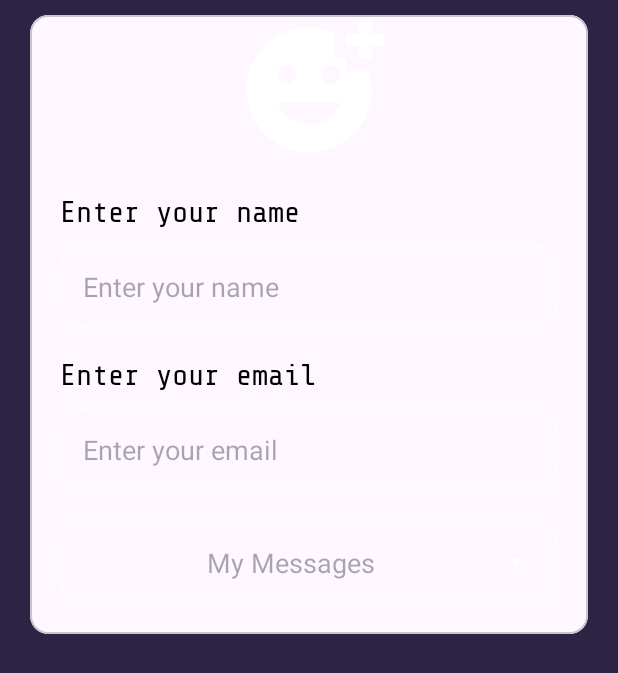
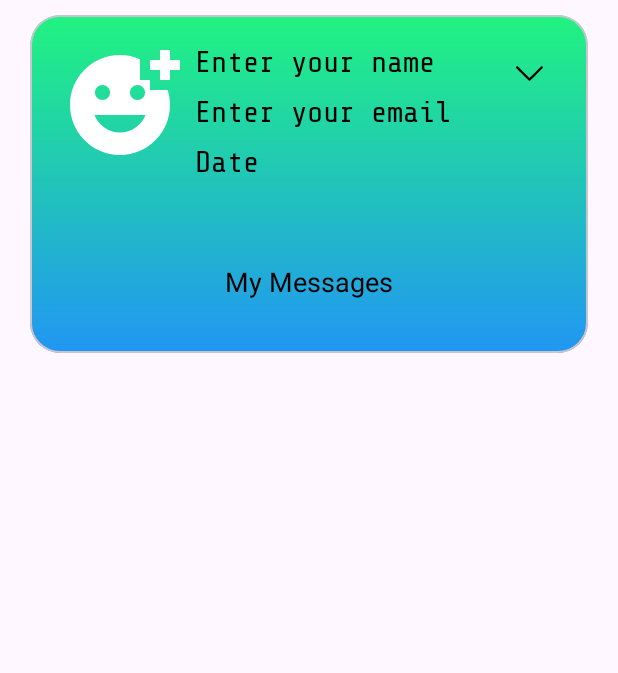
Before and after one commit to Sahilandroid07/Github-Commits, an Android app: the layout view_holder_github_commits.xml on its own in the app's theme, with its tools: preview values and no code run, on a phone screen of 412 x 824 dp. Shown: the top 673 px of the screen. Run offline under Robolectric (Android 15) with nearby library versions, the phone set to English and light mode, and no system bars.

Commit message:
update ui and layouts

```diff
--- a/app/src/main/java/com/example/githubcommits/presentation/activity/MainActivity.kt
+++ b/app/src/main/java/com/example/githubcommits/presentation/activity/MainActivity.kt
@@ -3,7 +3,9 @@ package com.example.githubcommits.presentation.activity
 import android.view.LayoutInflater
 import com.example.githubcommits.databinding.ActivityMainBinding
 import com.example.githubcommits.presentation.base.BaseActivity
+import dagger.hilt.android.AndroidEntryPoint
 
+@AndroidEntryPoint
 class MainActivity : BaseActivity<ActivityMainBinding>() {
 
     override fun getLayoutBinding(layoutInflater: LayoutInflater): ActivityMainBinding {
--- a/app/src/main/res/drawable/gradient_bg.xml
+++ b/app/src/main/res/drawable/gradient_bg.xml
@@ -2,8 +2,7 @@
 <shape xmlns:android="http://schemas.android.com/apk/res/android">
     <gradient
         android:angle="@android:integer/status_bar_notification_info_maxnum"
-        android:centerColor="@color/sky_blue"
-        android:endColor="@color/green"
-        android:startColor="@color/sky_green" />
+        android:endColor="@color/sky_blue"
+        android:startColor="@color/green" />
     <corners android:radius="20dp"/>
 </shape>
--- /dev/null
+++ b/app/src/main/res/drawable/ic_down_arrow.xml
@@ -0,0 +1,5 @@
+<vector android:height="18dp" android:viewportHeight="512"
+    android:viewportWidth="512" android:width="18dp" xmlns:android="http://schemas.android.com/apk/res/android">
+    <path android:fillColor="#000000"
+        android:pathData="M15.7,118.4c-8.9,2.4 -15.7,11.1 -15.7,20.1 0,9.2 -2.6,6.3 123.3,132.3 73.6,73.7 120.7,120.1 123.2,121.4 5.4,2.8 13.6,2.8 19,-0 2.5,-1.3 49.6,-47.7 123.2,-121.4 93.1,-93.1 119.7,-120.3 121.2,-123.8 2.6,-5.6 2.6,-11.3 0.2,-16.5 -4.6,-9.9 -13.8,-14.6 -24.6,-12.3 -5,1 -6.1,2.1 -117.3,113.1l-112.2,112.2 -112.3,-112.2 -112.2,-112.1 -5.3,-1.1c-2.9,-0.6 -5.4,-1.1 -5.5,-1 -0.1,-0 -2.3,0.6 -5,1.3z" android:strokeColor="#00000000"/>
+</vector>
--- a/app/src/main/res/drawable/ic_drop_down.xml
+++ /dev/null
@@ -1,5 +0,0 @@
-<vector android:height="24dp" android:tint="#FFFFFF"
-    android:viewportHeight="24" android:viewportWidth="24"
-    android:width="24dp" xmlns:android="http://schemas.android.com/apk/res/android">
-    <path android:fillColor="@android:color/white" android:pathData="M7,10l5,5 5,-5z"/>
-</vector>
--- a/app/src/main/res/drawable/ic_drop_up.xml
+++ /dev/null
@@ -1,5 +0,0 @@
-<vector android:height="24dp" android:tint="#FFFFFF"
-    android:viewportHeight="24" android:viewportWidth="24"
-    android:width="24dp" xmlns:android="http://schemas.android.com/apk/res/android">
-    <path android:fillColor="@android:color/white" android:pathData="M7,14l5,-5 5,5z"/>
-</vector>
--- /dev/null
+++ b/app/src/main/res/drawable/ronud_circle.xml
@@ -0,0 +1,6 @@
+<?xml version="1.0" encoding="utf-8"?>
+<shape xmlns:android="http://schemas.android.com/apk/res/android">
+    <solid android:color="@color/white"/>
+    <corners android:radius="360dp"/>
+
+</shape>
--- a/app/src/main/res/layout/view_holder_github_commits.xml
+++ b/app/src/main/res/layout/view_holder_github_commits.xml
@@ -1,118 +1,132 @@
 <?xml version="1.0" encoding="utf-8"?>
 <layout xmlns:android="http://schemas.android.com/apk/res/android"
-    xmlns:app="http://schemas.android.com/apk/res-auto">
+    xmlns:app="http://schemas.android.com/apk/res-auto"
+    xmlns:tools="http://schemas.android.com/tools">
 
     <data>
         <variable
-            name="isTrue"
+            name="listener"
+            type="android.view.View.OnClickListener" />
+        <variable
+            name="isExpanded"
             type="boolean" />
-        <import type="android.view.View"/>
+        <variable
+            name="data"
+            type="com.example.githubcommits.domain.response.GithubCommitsRemoteResponseItem" />
+        <import type="android.view.View" />
     </data>
-
-    <androidx.constraintlayout.widget.ConstraintLayout
-        android:layout_width="match_parent"
-        android:layout_height="match_parent"
-        android:background="@color/splash_bg">
 
     <com.google.android.material.card.MaterialCardView
         android:id="@+id/cardView"
-            android:layout_width="0dp"
+        android:layout_width="match_parent"
         android:layout_height="wrap_content"
         android:layout_marginHorizontal="20dp"
         android:layout_marginTop="10dp"
-            android:background="@drawable/gradient_bg"
+        app:cardCornerRadius="20dp"
         app:layout_constraintEnd_toEndOf="parent"
         app:layout_constraintStart_toStartOf="parent"
         app:layout_constraintTop_toTopOf="parent">
 
         <androidx.constraintlayout.widget.ConstraintLayout
             android:layout_width="match_parent"
-                android:layout_height="wrap_content">
+            android:layout_height="wrap_content"
+            android:animateLayoutChanges="true"
+            android:background="@drawable/gradient_bg">
 
-                <androidx.appcompat.widget.AppCompatImageView
+            <com.google.android.material.imageview.ShapeableImageView
                 android:id="@+id/ivEmoji"
-                    android:layout_width="100dp"
-                    android:layout_height="100dp"
+                android:layout_width="80dp"
+                android:layout_height="80dp"
+                android:layout_margin="20dp"
+                app:shapeAppearanceOverlay="@drawable/ronud_circle"
                 android:src="@drawable/ic_emoji"
+                app:layout_constraintStart_toStartOf="parent"
+                app:layout_constraintTop_toTopOf="parent" />
+
+            <androidx.appcompat.widget.AppCompatImageButton
+                android:id="@+id/ivDrop"
+                android:layout_width="wrap_content"
+                android:layout_height="wrap_content"
+                android:layout_margin="20dp"
+                android:onClick="@{listener::onClick}"
+                android:src="@drawable/ic_down_arrow"
+                android:background="@drawable/ripple_effect"
+                android:padding="10dp"
+                android:backgroundTint="@android:color/transparent"
+                android:clickable="true"
+                android:focusable="true"
                 app:layout_constraintEnd_toEndOf="parent"
-                    app:layout_constraintStart_toStartOf="parent"
                 app:layout_constraintTop_toTopOf="parent" />
 
             <androidx.appcompat.widget.AppCompatTextView
                 android:id="@+id/tvName"
-                    android:layout_width="wrap_content"
+                android:layout_width="0dp"
                 android:layout_height="wrap_content"
-                    android:layout_margin="20dp"
+                android:layout_marginStart="10dp"
+                android:layout_marginEnd="10dp"
                 android:fontFamily="@font/share_tech_mono_regular"
-                    android:text="@string/enter_your_name"
+                tools:text="@string/enter_your_name"
+                android:text="@{data.Commit.committer.name}"
                 android:textColor="@color/black"
                 android:textSize="20sp"
-                    app:layout_constraintStart_toStartOf="parent"
-                    app:layout_constraintTop_toBottomOf="@id/ivEmoji" />
+                app:layout_constraintEnd_toStartOf="@id/ivDrop"
+                app:layout_constraintStart_toEndOf="@id/ivEmoji"
+                app:layout_constraintTop_toTopOf="@id/ivEmoji" />
 
-                <androidx.appcompat.widget.AppCompatEditText
-                    android:id="@+id/Name"
+            <androidx.appcompat.widget.AppCompatTextView
+                android:id="@+id/tvMail"
                 android:layout_width="0dp"
                 android:layout_height="wrap_content"
-                    android:layout_marginHorizontal="20dp"
+                android:layout_marginStart="10dp"
                 android:layout_marginTop="10dp"
-                    android:background="@drawable/round_transparent"
-                    android:hint="@string/enter_your_name"
-                    android:padding="15dp"
-                    android:textColor="@color/white_opacity_60"
-                    android:textSize="18sp"
-                    app:layout_constraintEnd_toEndOf="parent"
-                    app:layout_constraintStart_toStartOf="parent"
+                android:layout_marginEnd="10dp"
+                android:fontFamily="@font/share_tech_mono_regular"
+                tools:text="@string/enter_your_email"
+                android:text="@{data.Commit.committer.email}"
+                android:textColor="@color/black"
+                android:textSize="20sp"
+                app:layout_constraintEnd_toStartOf="@id/ivDrop"
+                app:layout_constraintStart_toEndOf="@id/ivEmoji"
                 app:layout_constraintTop_toBottomOf="@id/tvName" />
 
             <androidx.appcompat.widget.AppCompatTextView
-                    android:id="@+id/tvMail"
-                    android:layout_width="wrap_content"
+                android:id="@+id/tvData"
+                android:layout_width="0dp"
                 android:layout_height="wrap_content"
-                    android:layout_margin="20dp"
+                android:layout_marginStart="10dp"
+                android:layout_marginTop="10dp"
+                android:layout_marginEnd="10dp"
+                android:layout_marginBottom="20dp"
                 android:fontFamily="@font/share_tech_mono_regular"
-                    android:text="@string/enter_your_email"
+                tools:text="@string/date"
+                android:text="@{data.Commit.committer.date}"
                 android:textColor="@color/black"
                 android:textSize="20sp"
-                    app:layout_constraintStart_toStartOf="parent"
-                    app:layout_constraintTop_toBottomOf="@id/Name" />
-
-                <androidx.appcompat.widget.AppCompatEditText
-                    android:id="@+id/Mail"
-                    android:layout_width="0dp"
-                    android:layout_height="wrap_content"
-                    android:layout_marginHorizontal="20dp"
-                    android:layout_marginTop="10dp"
-                    android:background="@drawable/round_transparent"
-                    android:hint="@string/enter_your_email"
-                    android:padding="15dp"
-                    android:textColor="@color/white_opacity_60"
-                    android:textSize="18sp"
-                    app:layout_constraintEnd_toEndOf="parent"
-                    app:layout_constraintStart_toStartOf="parent"
+                app:layout_constraintBottom_toTopOf="@id/tvMessage"
+                app:layout_constraintEnd_toStartOf="@id/ivDrop"
+                app:layout_constraintStart_toEndOf="@id/ivEmoji"
                 app:layout_constraintTop_toBottomOf="@id/tvMail" />
 
             <androidx.appcompat.widget.AppCompatTextView
                 android:id="@+id/tvMessage"
                 android:layout_width="0dp"
                 android:layout_height="wrap_content"
+                android:layout_marginHorizontal="30dp"
                 android:layout_marginTop="20dp"
                 android:layout_marginBottom="20dp"
-                    android:background="@drawable/round_transparent"
-                    android:drawableEnd="@drawable/ic_drop_down"
                 android:gravity="center"
-                    android:hint="@string/my_message"
                 android:padding="15dp"
-                    android:textColor="@color/white_opacity_60"
+                tools:text="@string/my_message"
+                android:text="@{data.Commit.message}"
+                android:textColor="@color/black"
                 android:textSize="18sp"
+                android:visibility="@{isExpanded ? View.VISIBLE : View.GONE, default = gone}"
                 app:layout_constraintBottom_toBottomOf="parent"
-                    app:layout_constraintEnd_toEndOf="@id/Mail"
-                    app:layout_constraintStart_toStartOf="@id/Mail"
-                    app:layout_constraintTop_toBottomOf="@id/Mail" />
+                app:layout_constraintEnd_toEndOf="parent"
+                app:layout_constraintStart_toStartOf="parent"
+                app:layout_constraintTop_toBottomOf="@id/tvData" />
 
         </androidx.constraintlayout.widget.ConstraintLayout>
+
     </com.google.android.material.card.MaterialCardView>
-
-
-    </androidx.constraintlayout.widget.ConstraintLayout>
 </layout>
--- a/app/src/main/res/values/strings.xml
+++ b/app/src/main/res/values/strings.xml
@@ -5,8 +5,9 @@
     <string name="welcome_to_github_let_s_begin_the_adventure">Welcome to GitHub!\nLet\'s begin the adventure</string>
     <string name="enter_repo_name">Enter repo name</string>
     <string name="enter_owner_name">Enter owner name</string>
-    <string name="commits_layout">Commits layout</string>
+    <string name="commits_list">Commits list</string>
     <string name="enter_your_name">Enter your name</string>
     <string name="enter_your_email">Enter your email</string>
     <string name="my_message">My Messages</string>
+    <string name="date">Date</string>
 </resources>
```
Also changed, not shown: app/src/main/java/com/example/githubcommits/presentation/GithubCommitsApplication.kt (added, +8 -0 lines), app/src/main/java/com/example/githubcommits/presentation/fragments/GithubCommitsAdapter.kt (added, +56 -0 lines), app/src/main/java/com/example/githubcommits/presentation/fragments/GithubCommitsFragment.kt (+41 -0 lines), app/src/main/java/com/example/githubcommits/presentation/fragments/GithubRepoInputFragment.kt (+23 -1 lines), app/src/main/java/com/example/githubcommits/presentation/fragments/SplashFragment.kt (+12 -1 lines), app/src/main/res/layout/fragment_github_commits.xml (+10 -2 lines), app/src/main/res/layout/fragment_github_repo_input.xml (+11 -2 lines), app/src/main/res/navigation/nav_main.xml (+38 -3 lines). Lines whose indentation alone changed are shown as unchanged.
